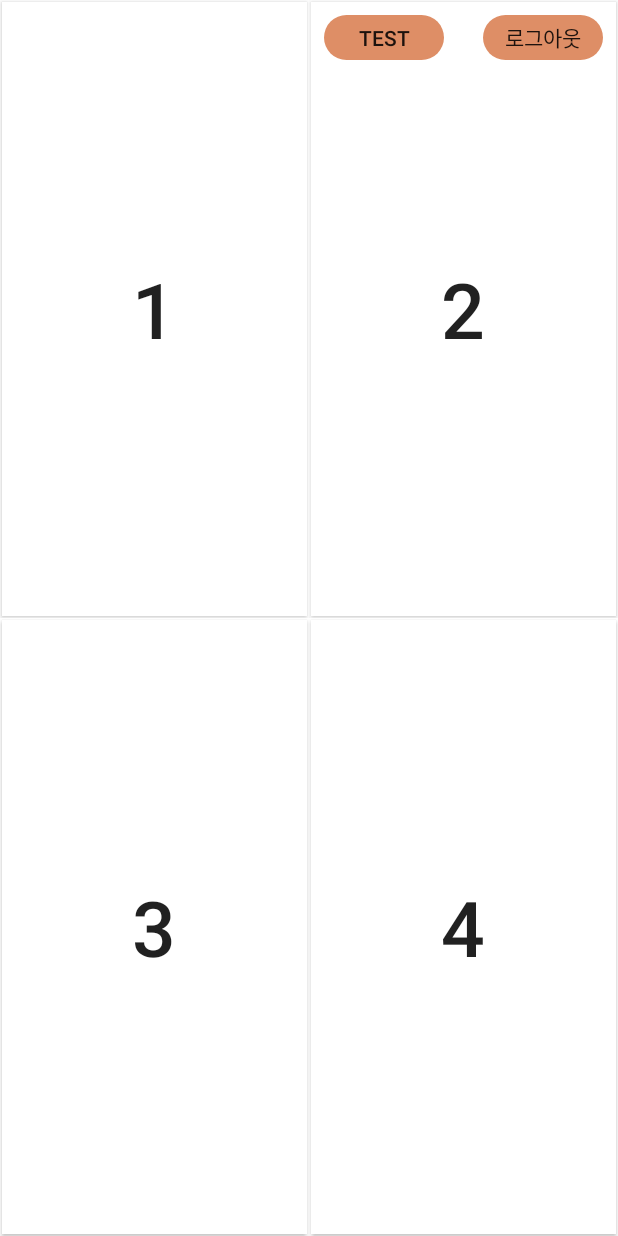
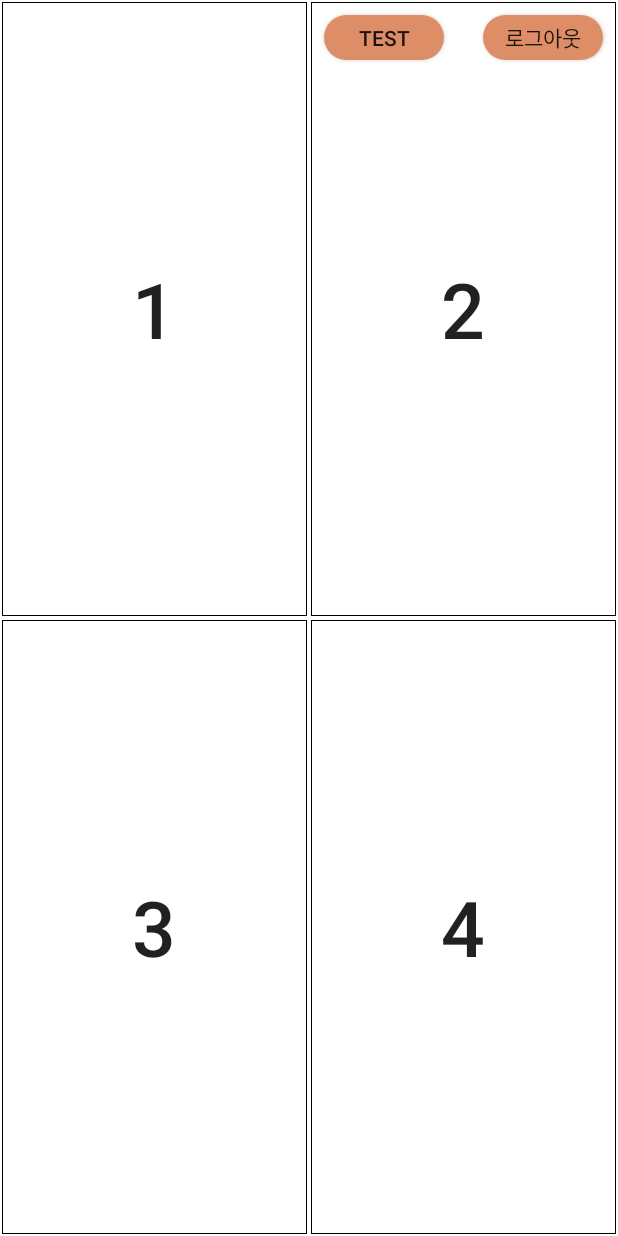
Before and after one commit to Kimyeongsan/WatchOut, an Android app: the screen it shows after launch (MainActivity), on a phone screen of 412 x 824 dp. Run offline under Robolectric (Android 15) with nearby library versions, the phone set to English and light mode, and no system bars; our stand-ins replace Firebase (no records; nobody signed in at launch, a user with empty details on screens opened directly).

```diff
--- /dev/null
+++ b/app/src/main/res/drawable/main_background.xml
@@ -0,0 +1,11 @@
+<?xml version="1.0" encoding="utf-8"?>
+<shape xmlns:android="http://schemas.android.com/apk/res/android"
+    android:shape="rectangle">
+
+    <solid android:color="@null"></solid>
+
+    <stroke
+        android:width="0.5dp"
+        android:color="#000000">
+    </stroke>
+</shape>
--- a/app/src/main/res/layout/activity_main.xml
+++ b/app/src/main/res/layout/activity_main.xml
@@ -18,7 +18,7 @@
             android:layout_height="match_parent"
             android:layout_margin="1dp"
             android:layout_weight="1"
-            android:background="@color/white"
+            android:background='@drawable/main_background'
             android:text="@string/main_button_Top_Left"
             android:textSize="51sp" />
 
@@ -33,7 +33,7 @@
                 android:layout_height="match_parent"
                 android:layout_margin="1dp"
                 android:layout_weight="1"
-                android:background="@color/white"
+                android:background='@drawable/main_background'
                 android:text="@string/main_button_Top_Right"
                 android:textSize="51sp" />
 
@@ -56,6 +56,7 @@
                 android:layout_gravity="right"
                 android:layout_marginTop="10dp"
                 android:layout_marginRight="10dp"
+                android:elevation="50dp"
                 android:background="@drawable/radius"
                 />
         </FrameLayout>
@@ -74,7 +75,7 @@
             android:layout_height="match_parent"
             android:layout_margin="1dp"
             android:layout_weight="1"
-            android:background="@color/white"
+            android:background='@drawable/main_background'
             android:text="@string/main_button_Bottom_Left"
             android:textSize="51sp" />
 
@@ -84,7 +85,7 @@
             android:layout_height="match_parent"
             android:layout_margin="1dp"
             android:layout_weight="1"
-            android:background="@color/white"
+            android:background='@drawable/main_background'
             android:text="@string/main_button_Bottom_Right"
             android:textSize="51sp" />
 
```
